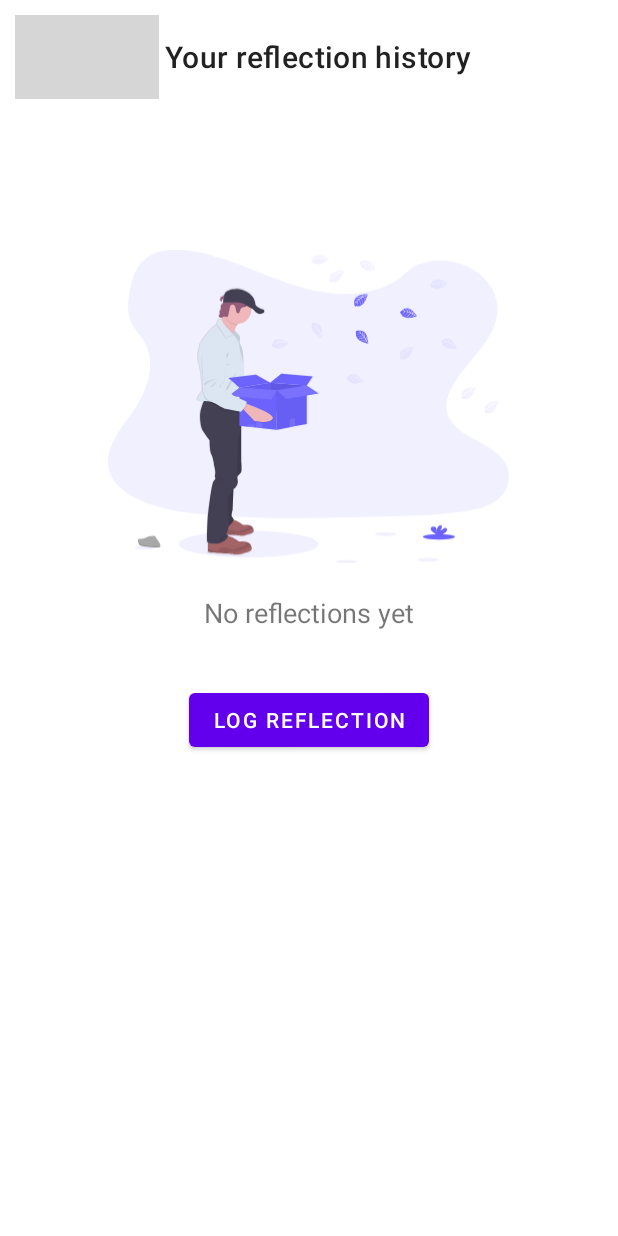
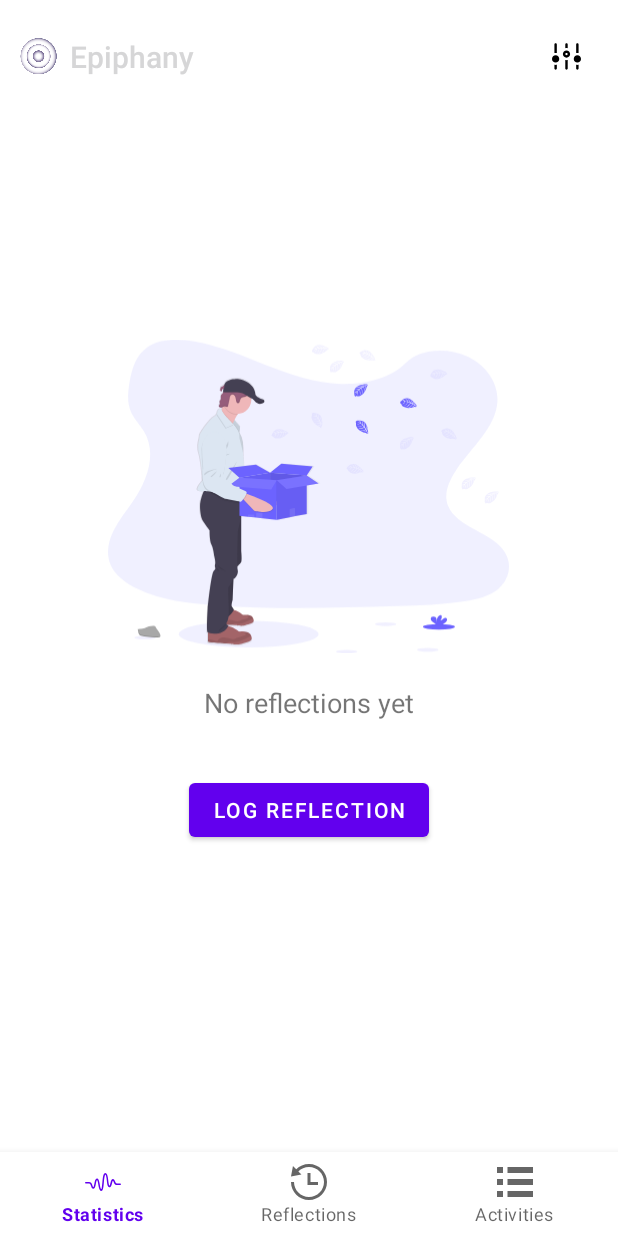
Before and after one commit to sarckk/epiphany, an Android app: the ReflectionListFragment screen opened through its navigation route, on a phone screen of 412 x 824 dp. Run offline under Robolectric (Android 15) with nearby library versions, the phone set to English and light mode, and no system bars; libraries missing offline, so code that uses them is left out: com.github.mikephil.charting, com.xwray.groupie; 2 statements that could not run were skipped; grey boxes are pictures that could not be loaded.

Commit message:
Add bottom nav and acitonbar to main activity

```diff
--- a/app/src/main/java/com/example/addictionapp/ui/MainActivity.kt
+++ b/app/src/main/java/com/example/addictionapp/ui/MainActivity.kt
@@ -11,9 +11,11 @@ import android.view.Gravity
 import android.widget.Toast
 import androidx.appcompat.app.AppCompatActivity
 import androidx.navigation.NavController
+import androidx.navigation.findNavController
 import androidx.navigation.fragment.NavHostFragment
 import com.example.addictionapp.R
 import com.example.addictionapp.services.AppTrackingService
+import kotlinx.android.synthetic.main.activity_main.*
 
 class MainActivity : AppCompatActivity() {
     companion object {
@@ -26,6 +28,9 @@ class MainActivity : AppCompatActivity() {
         super.onCreate(savedInstanceState)
         setContentView(R.layout.activity_main)
 
+        setUpToolbar()
+        setUpBottomNav()
+
         val navHostFragment = supportFragmentManager.findFragmentById(R.id.main_nav_host_fragment) as NavHostFragment
         navController = navHostFragment.navController
 
@@ -37,4 +42,25 @@ class MainActivity : AppCompatActivity() {
         super.onDestroy()
     }
 
+    private fun setUpToolbar() {
+        main_toolbar_text.setText(R.string.app_name)
+        main_toolbar.inflateMenu(R.menu.menu_overview)
+    }
+
+    private fun setUpBottomNav(){
+        main_bottom_nav.setOnNavigationItemSelectedListener {
+            when(it.itemId){
+                R.id.bottom_nav_statistics -> {
+                    navController.navigate(R.id.overviewFragment)
+                }
+                R.id.bottom_nav_reflections -> {
+                    navController.navigate(R.id.reflectionListFragment)
+                }
+                R.id.bottom_nav_activities -> {
+                    navController.navigate(R.id.reflectionListFragment)
+                }
+            }
+            true
+        }
+    }
 }
--- a/app/src/main/java/com/example/addictionapp/ui/overview/OverviewFragment.kt
+++ b/app/src/main/java/com/example/addictionapp/ui/overview/OverviewFragment.kt
@@ -49,7 +49,6 @@ class OverviewFragment : Fragment(), OnChartValueSelectedListener {
         super.onActivityCreated(savedInstanceState)
 
         setUpRadioListeners()
-        setUpToolbar()
         setUpLineChart()
         bindChartToViewModel()
     }
@@ -73,10 +72,6 @@ class OverviewFragment : Fragment(), OnChartValueSelectedListener {
         })
     }
 
-    private fun setUpToolbar() {
-        overviewToolbarText.setText(R.string.app_name)
-        overviewToolbar.inflateMenu(R.menu.menu_overview)
-    }
 
     private fun setNewData (newValues: List<Entry>, chartMode: ChartModeEnum) {
         // TODO: Add license for MPAndroidChart
--- a/app/src/main/java/com/example/addictionapp/ui/reflection/list/ReflectionListFragment.kt
+++ b/app/src/main/java/com/example/addictionapp/ui/reflection/list/ReflectionListFragment.kt
@@ -49,26 +49,13 @@ class ReflectionListFragment : Fragment() {
         }
         **/
 
-        setUpToolbar()
-
         // launch new Activity when LOG btn clicked
         createReflectionBtn.setOnClickListener {
             val action = ReflectionListFragmentDirections.actionReflectionListFragmentToWellbeingStateFragment()
-            Log.d("TEST", "HERE")
             findNavController().navigate(action)
         }
 
         bindUIToViewModel()
-    }
-
-    private fun setUpToolbar(){
-        listToolbar.let{
-            it.setNavigationIcon(R.drawable.ic_back)
-            it.setNavigationOnClickListener() {
-                findNavController().navigateUp()
-            }
-            it.title = "Your reflection history"
-        }
     }
 
     private fun bindUIToViewModel() {
--- /dev/null
+++ b/app/src/main/res/drawable/ic_activtities.xml
@@ -0,0 +1,4 @@
+<vector android:height="19dp" android:viewportHeight="24"
+    android:viewportWidth="24" android:width="19dp" xmlns:android="http://schemas.android.com/apk/res/android">
+    <path android:fillColor="#FF000000" android:pathData="M4,22h-4v-4h4v4zM4,10h-4v4h4v-4zM4,2h-4v4h4v-4zM7,2v4h17v-4h-17zM7,14h17v-4h-17v4zM7,22h17v-4h-17v4z"/>
+</vector>
--- /dev/null
+++ b/app/src/main/res/drawable/ic_reflections.xml
@@ -0,0 +1,4 @@
+<vector android:height="19dp" android:viewportHeight="24"
+    android:viewportWidth="24" android:width="19dp" xmlns:android="http://schemas.android.com/apk/res/android">
+    <path android:fillColor="#FF000000" android:pathData="M24,12c0,6.627 -5.373,12 -12,12s-12,-5.373 -12,-12h2c0,5.514 4.486,10 10,10s10,-4.486 10,-10 -4.486,-10 -10,-10c-2.777,0 -5.287,1.141 -7.099,2.977l2.061,2.061 -6.962,1.354 1.305,-7.013 2.179,2.18c2.172,-2.196 5.182,-3.559 8.516,-3.559 6.627,0 12,5.373 12,12zM11,6v8h7v-2h-5v-6h-2z"/>
+</vector>
--- /dev/null
+++ b/app/src/main/res/drawable/ic_statistics.xml
@@ -0,0 +1,4 @@
+<vector android:height="19dp" android:viewportHeight="24"
+    android:viewportWidth="24" android:width="19dp" xmlns:android="http://schemas.android.com/apk/res/android">
+    <path android:fillColor="#FF000000" android:pathData="M18.586,10.081c-1.439,0 -1.35,2.802 -2.029,4.071 -0.114,0.211 -0.425,0.184 -0.5,-0.044 -0.771,-2.364 -0.419,-8.108 -2.51,-8.108 -2.189,0 -1.648,7.433 -2.5,10.462 -0.063,0.23 -0.381,0.25 -0.474,0.028 -0.9,-2.161 -0.799,-6.875 -2.502,-6.875 -1.762,0 -1.612,3.949 -2.302,5.54 -0.091,0.213 -0.392,0.22 -0.493,0.01 -0.503,-1.049 -0.664,-3.165 -2.564,-3.165h-2.213c-0.275,0 -0.499,0.224 -0.499,0.499s0.224,0.501 0.499,0.501h2.213c1.572,0 1.038,3.484 2.854,3.484 1.684,0 1.502,-3.79 2.223,-5.47 0.088,-0.208 0.382,-0.202 0.466,0.006 0.805,2.047 0.79,6.98 2.641,6.98 2.077,0 1.337,-7.856 2.443,-10.621 0.083,-0.211 0.384,-0.222 0.479,-0.012 1.029,2.25 0.487,8.126 2.344,8.126 1.639,0 1.737,-2.706 2.23,-4.038 0.081,-0.212 0.373,-0.227 0.474,-0.027 0.516,1.001 0.846,2.572 2.4,2.572h2.235c0.275,0 0.499,-0.224 0.499,-0.499 0,-0.276 -0.224,-0.5 -0.499,-0.5h-2.235c-1.323,0 -1.117,-2.92 -2.68,-2.92z"/>
+</vector>
--- a/app/src/main/res/layout/activity_main.xml
+++ b/app/src/main/res/layout/activity_main.xml
@@ -7,12 +7,53 @@
     android:layout_height="match_parent"
     android:orientation="vertical"
     >
+    <androidx.appcompat.widget.Toolbar
+        android:id="@+id/main_toolbar"
+        android:layout_width="match_parent"
+        android:layout_height="?attr/actionBarSize"
+        android:layout_margin="10dp"
+        app:contentInsetStart="0dp"
+        >
+
+        <LinearLayout
+            android:layout_width="match_parent"
+            android:layout_height="match_parent"
+            android:gravity="center_vertical"
+            android:orientation="horizontal">
+
+            <ImageView
+                android:layout_width="31dp"
+                android:layout_height="31dp"
+                android:layout_gravity="center_vertical"
+                android:src="@drawable/epiphany_logo" />
+
+            <TextView
+                android:id="@+id/main_toolbar_text"
+                android:layout_width="wrap_content"
+                android:layout_height="wrap_content"
+                android:layout_gravity="center_vertical"
+                android:layout_marginLeft="5dp"
+                android:fontFamily="sans-serif-medium"
+                android:textColor="@color/black"
+                android:textSize="20sp"
+                tools:text="Epiphany" />
+        </LinearLayout>
+    </androidx.appcompat.widget.Toolbar>
+
     <androidx.fragment.app.FragmentContainerView
         android:id="@+id/main_nav_host_fragment"
         android:name="androidx.navigation.fragment.NavHostFragment"
         android:layout_width="match_parent"
-        android:layout_height="match_parent"
+        android:layout_height="0dp"
+        android:layout_weight="1"
         app:defaultNavHost="true"
         app:navGraph="@navigation/nav_graph"
         />
+
+    <com.google.android.material.bottomnavigation.BottomNavigationView
+        android:layout_width="match_parent"
+        android:layout_height="wrap_content"
+        android:id="@+id/main_bottom_nav"
+        app:menu="@menu/menu_bottom_nav"
+        />
 </LinearLayout>
--- a/app/src/main/res/layout/fragment_reflection_list.xml
+++ b/app/src/main/res/layout/fragment_reflection_list.xml
@@ -6,12 +6,6 @@
     android:padding="10dp"
     android:orientation="vertical"
     tools:context=".ui.reflection.list.ReflectionListFragment">
-        <androidx.appcompat.widget.Toolbar
-            android:id="@+id/listToolbar"
-            android:layout_width="match_parent"
-            android:layout_height="?attr/actionBarSize"
-            />
-
         <LinearLayout
             tools:visibility="gone"
             android:id="@+id/loadingScreenLoadAll"
@@ -46,7 +40,7 @@
             -->
 
         <ImageView
-            android:layout_marginTop="100dp"
+            android:layout_marginTop="140dp"
             android:id="@+id/noDataImg"
             android:layout_width="267dp"
             android:src="@drawable/ic_no_data"
--- /dev/null
+++ b/app/src/main/res/menu/menu_bottom_nav.xml
@@ -0,0 +1,18 @@
+<?xml version="1.0" encoding="utf-8"?>
+<menu xmlns:android="http://schemas.android.com/apk/res/android">
+    <item
+        android:id="@+id/bottom_nav_statistics"
+        android:icon="@drawable/ic_statistics"
+        android:title="Statistics"
+        />
+    <item
+        android:id="@+id/bottom_nav_reflections"
+        android:icon="@drawable/ic_reflections"
+        android:title="Reflections"
+        />
+    <item
+        android:id="@+id/bottom_nav_activities"
+        android:icon="@drawable/ic_activtities"
+        android:title="Activities"
+        />
+</menu>
--- a/app/src/main/res/navigation/nav_graph.xml
+++ b/app/src/main/res/navigation/nav_graph.xml
@@ -19,6 +19,7 @@
         <argument
             android:name="confirmationMsg"
             app:argType="string"
+            android:defaultValue="@null"
             app:nullable="true" />
     </fragment>
     <fragment
--- a/app/src/main/res/xml/fragment_overview_scene.xml
+++ b/app/src/main/res/xml/fragment_overview_scene.xml
@@ -27,7 +27,7 @@
         </Constraint>
         <Constraint
             android:layout_height="200dp"
-            motion:layout_constraintBottom_toTopOf="@+id/test"
+            motion:layout_constraintBottom_toBottomOf="parent"
             android:layout_width="match_parent"
             android:id="@+id/overviewInfo" />
     </ConstraintSet>
@@ -46,7 +46,7 @@
         </Constraint>
         <Constraint
             android:layout_height="500dp"
-            motion:layout_constraintBottom_toTopOf="@+id/test"
+            motion:layout_constraintBottom_toBottomOf="parent"
             android:layout_width="match_parent"
             android:id="@+id/overviewInfo" />
     </ConstraintSet>
```
Also changed, not shown: app/src/main/res/layout/fragment_overview.xml (+2 -49 lines).
